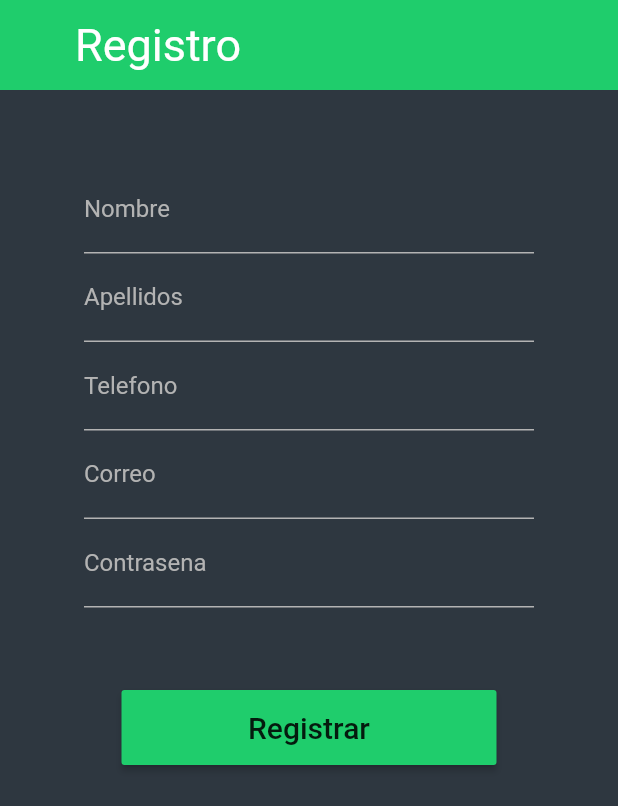
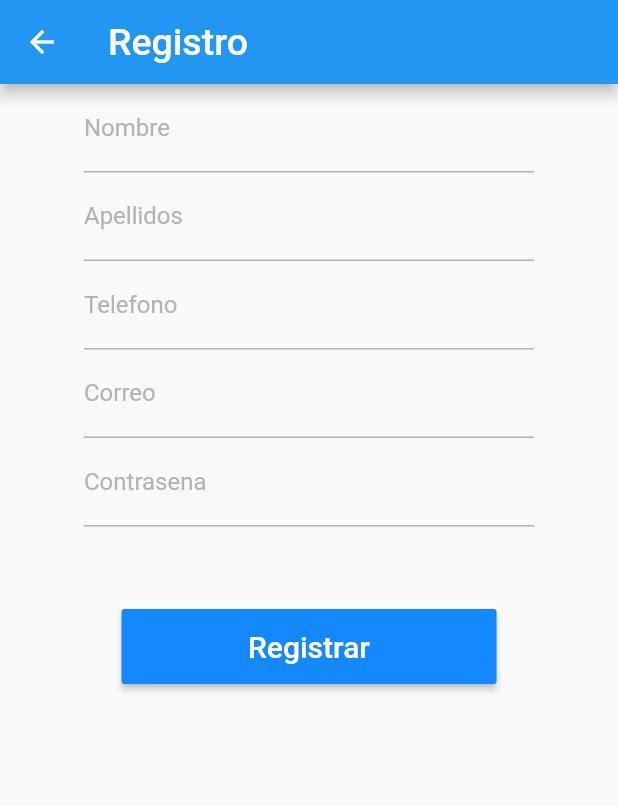
Before and after one commit to AlfaR0meo01/practica_flutter, a Flutter app: the RegistrarUser screen opened by its route, after a tap on "Registrar", on a phone screen of 412 x 824 dp. Shown: the top 806 px of the screen. Run offline on Flutter 3.47's test engine with Material 2 defaults, Android fonts, the phone set to English and light mode, and no system bars; our stand-ins replace font_awesome_flutter; network calls fail.

Commit message:
ya insertan datos a bd y consultar

```diff
--- a/lib/vistas/registrar.dart
+++ b/lib/vistas/registrar.dart
@@ -31,14 +31,13 @@ class _RegistrarUserState extends State<RegistrarUser> {
   final pswcontrolador = TextEditingController();
 
   Future userRegistro() async {
-
     String nombre = nombrecontrolador.text;
     String apellido = apellidocontrolador.text;
     String telefono = telefonocontrolador.text;
     String email = emailcontrolador.text;
     String psw = pswcontrolador.text;
 
-    var url =
+    String url =
         'https://sistemas.cruzperez.com/calificaciones/flutter/insert_data.php';
 
     var data = {
@@ -49,10 +48,8 @@ class _RegistrarUserState extends State<RegistrarUser> {
       'psw': psw
     };
 
-    print(data);
-
-    var response = await http.post(url, body: json.encode(data));
-
+    var response = await http.post(Uri.encodeFull(url),
+        body: json.encode(data), headers: {'Accept': 'application/json'});
 
     var msg = jsonDecode(response.body);
 
@@ -78,7 +75,9 @@ class _RegistrarUserState extends State<RegistrarUser> {
   Widget build(BuildContext context) {
     final size = MediaQuery.of(context).size;
     return Scaffold(
-      backgroundColor: fromHex('#2e3740'),
+      appBar: AppBar(
+        title: const Text('Registro',style: TextStyle(fontSize: 25),),
+      ),
       body: Container(
         width: size.width,
         height: size.height,
@@ -88,25 +87,11 @@ class _RegistrarUserState extends State<RegistrarUser> {
               child: Container(
                 width: size.width,
                 height: size.height,
-                child: SafeArea(
                 child: Column(
                   mainAxisAlignment: MainAxisAlignment.spaceBetween,
                   children: <Widget>[
                     Column(
                       children: <Widget>[
-                          Container(
-                            height: 60,
-                            margin: EdgeInsets.only(bottom: 50.0),
-                            padding: EdgeInsets.only(left: 50.0),
-                            color: fromHex('#1fcd6c'),
-                            child: Row(
-                              children: <Widget>[
-                                Text('Registro',
-                                    style: TextStyle(
-                                        color: Colors.white, fontSize: 30)),
-                              ],
-                            ),
-                          ),
                         ConstrainedBox(
                           constraints: BoxConstraints(
                             maxHeight: 350,
@@ -114,11 +99,17 @@ class _RegistrarUserState extends State<RegistrarUser> {
                           ),
                           child: Column(
                             children: <Widget>[
-                                Input(label: 'Nombre', control: nombrecontrolador),
-                                Input(label: 'Apellidos', control: apellidocontrolador),
-                                Input(label: 'Telefono', control: telefonocontrolador),
+                              Input(
+                                  label: 'Nombre', control: nombrecontrolador),
+                              Input(
+                                  label: 'Apellidos',
+                                  control: apellidocontrolador),
+                              Input(
+                                  label: 'Telefono',
+                                  control: telefonocontrolador),
                               Input(label: 'Correo', control: emailcontrolador),
-                                Input(label: 'Contrasena', control: pswcontrolador)
+                              Input(
+                                  label: 'Contrasena', control: pswcontrolador)
                             ],
                           ),
                         ),
@@ -127,17 +118,19 @@ class _RegistrarUserState extends State<RegistrarUser> {
                             width: 250,
                             child: new RaisedButton(
                               onPressed: userRegistro,
-                              color: fromHex('#1fcd6c'),
-                              child: Text('Registrar' ,style: TextStyle(fontSize: 20),),
-                            )
+                              color: fromHex('#1389fd'),
+                              child: Text(
+                                'Registrar',
+                                style: TextStyle(
+                                    fontSize: 20, color: Colors.white),
                               ),
+                            )),
                       ],
                     )
                   ],
                 ),
               ),
             ),
-            )
           ],
         ),
       ),
```
Also changed, not shown: lib/vistas/login.dart (+7 -6 lines), lib/vistas/main_vista.dart (+42 -40 lines). Lines whose indentation alone changed are shown as unchanged.
